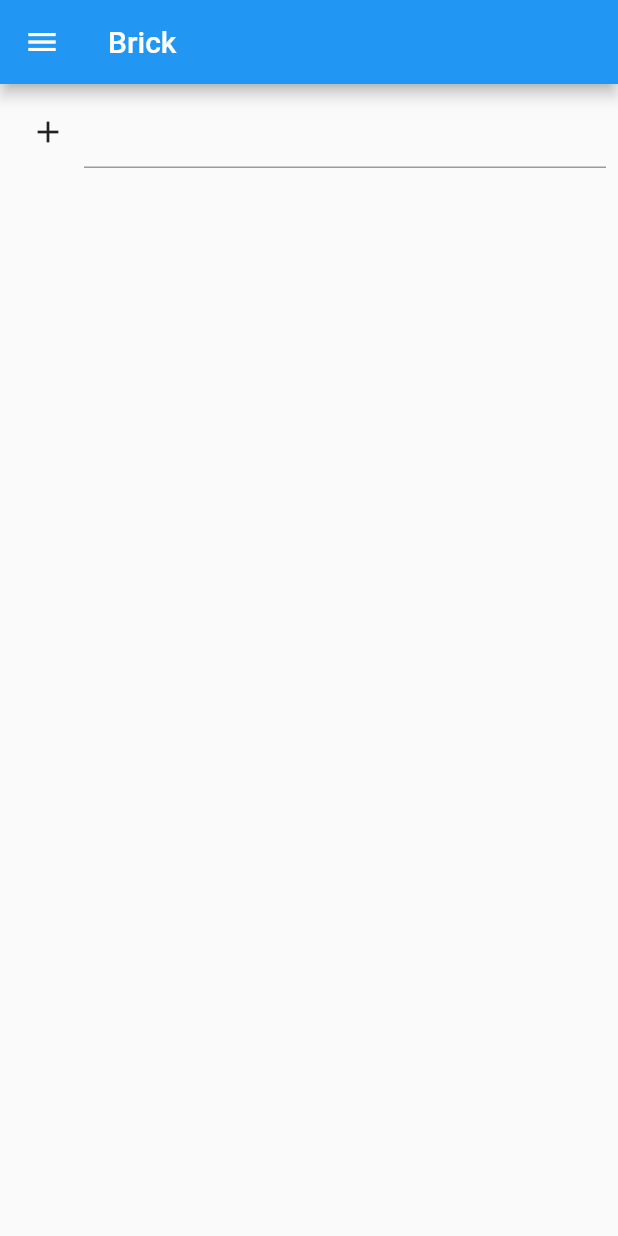
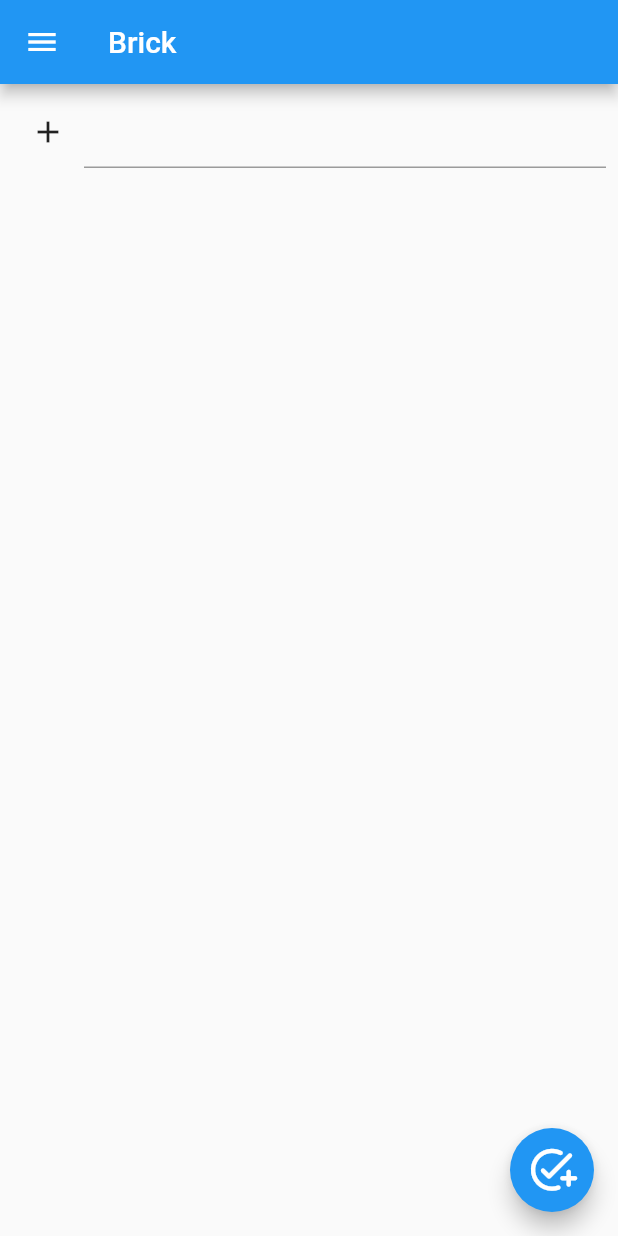
Before and after one commit to imimtu/Brick-Front, a Flutter app: the screen it shows after launch, on a phone screen of 412 x 824 dp. Run offline on Flutter 3.47's test engine with Material 2 defaults, Android fonts, the phone set to English and light mode, and no system bars.

Commit message:
ToDo 등록 화면으로 이동 처리

```diff
--- a/lib/main.dart
+++ b/lib/main.dart
@@ -20,7 +20,8 @@ class App extends StatelessWidget {
   Widget build(BuildContext context) {
     return MaterialApp(
       title: 'Brick',
-      home: const Home(),
+      // home: const Home(),
+      routes: routes,
       theme: basicTheme,
       debugShowCheckedModeBanner: false,
     );
--- a/lib/pages/home/home.dart
+++ b/lib/pages/home/home.dart
@@ -1,5 +1,6 @@
 import 'package:brick/models/todo/todo_item.dart';
 import 'package:brick/pages/home/home_controller.dart';
+import 'package:brick/pages/pages.dart';
 import 'package:brick/widgets/widgets.dart';
 import 'package:flutter/material.dart';
 import 'package:provider/provider.dart';
@@ -18,6 +19,7 @@ class _HomeState extends State<Home> {
       appBar: _appBar(context),
       drawer: _drawer(context),
       body: _body(context),
+      floatingActionButton: _floatingActionButton(context),
     );
   }
 
@@ -132,4 +134,17 @@ class _HomeState extends State<Home> {
       ),
     );
   }
+
+  Widget _floatingActionButton(BuildContext context) {
+    return FloatingActionButton(
+      tooltip: "To Do 등록",
+      onPressed: () {
+        Navigator.of(context).pushNamed(path[PATH.todo]!);
+      },
+      child: Transform.scale(
+        scale: 1.4,
+        child: const Icon(Icons.add_task_rounded),
+      ),
+    );
+  }
 }
--- a/lib/pages/pages.dart
+++ b/lib/pages/pages.dart
@@ -2,19 +2,23 @@ import 'package:flutter/material.dart';
 
 import 'package:brick/pages/home/home.dart';
 import 'package:brick/pages/splash/splash.dart';
+import 'package:brick/pages/todo/todo.dart';
 
 export 'home/home.dart';
 export 'home/home_controller.dart';
 export 'splash/splash.dart';
+export 'todo/todo.dart';
 
 enum PATH {
   splash,
   home,
+  todo,
 }
 
 const Map<PATH, String> path = {
   PATH.splash: "/splash",
   PATH.home: "/",
+  PATH.todo: "/todo",
 };
 
 Map<String, Widget Function(BuildContext)> routes = {
@@ -24,4 +28,7 @@ Map<String, Widget Function(BuildContext)> routes = {
   path[PATH.home]!: (context) {
     return const Home();
   },
+  path[PATH.todo]!: (context) {
+    return const ToDo();
+  }
 };
```
Also changed, not shown: lib/pages/todo/todo.dart (added, +18 -0 lines).
